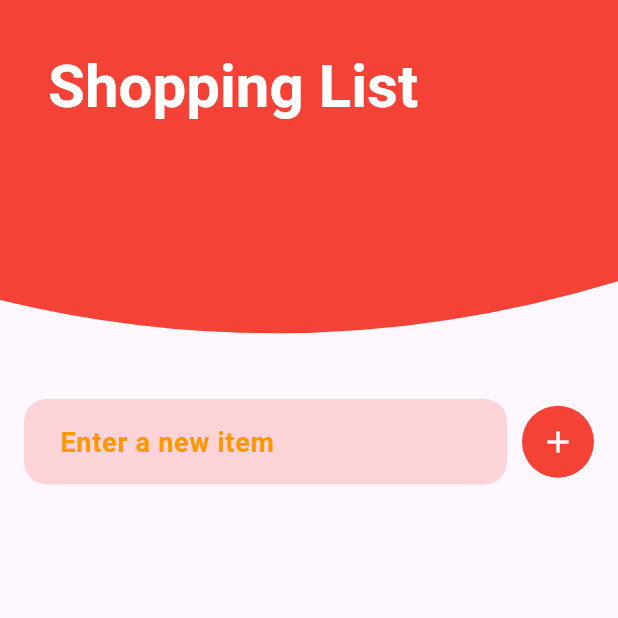
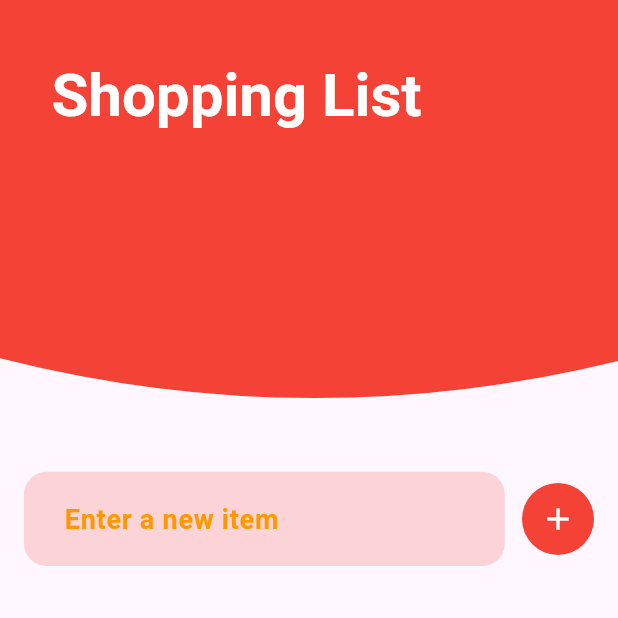
Before and after one commit to ahmedevcode/task_id_03, a Flutter app: the screen it shows after launch, on a phone screen of 412 x 824 dp, the top half of it. Run offline on Flutter 3.47's test engine with Material 3 defaults, Android fonts, the phone set to English and light mode, and no system bars; our stand-ins replace bloc, flutter_bloc, flutter_screenutil, hive, hive_flutter; accounts and stored records are empty.

Commit message:
add screenutil - finish task

```diff
--- a/lib/feature/shopping/presentation/screens/shopping_home.dart
+++ b/lib/feature/shopping/presentation/screens/shopping_home.dart
@@ -1,5 +1,6 @@
 import 'package:flutter/material.dart';
 import 'package:flutter_bloc/flutter_bloc.dart';
+import 'package:flutter_screenutil/flutter_screenutil.dart';
 import 'package:task_id_03/core/style/sytle.dart';
 import 'package:task_id_03/feature/shopping/controller/shopping_cubit.dart';
 import 'package:task_id_03/feature/shopping/presentation/screens/widgets/custom_painter.dart';
@@ -16,18 +17,17 @@ class ShoppingListPage extends StatelessWidget {
       body: Column(
         children: [
           SizedBox(
-            height: 250, // Adjust this as needed
+            height: 250.h,
             child: Stack(
               children: [
                 CustomPaint(
-                  size: const Size(
-                      double.infinity, 250), // Ensure CustomPaint has size
+                  size: const Size(double.infinity, 250),
                   painter: WavePainter(),
                 ),
                 Positioned(
-                  top: 30,
-                  left: 16,
-                  right: 16,
+                  top: 30.h,
+                  left: 16.w,
+                  right: 16.w,
                   child: AppBar(
                     backgroundColor: Colors.transparent,
                     elevation: 0,
@@ -56,17 +56,17 @@ class ShoppingListPage extends StatelessWidget {
                               borderRadius: BorderRadius.circular(15),
                               borderSide: BorderSide.none,
                             ),
-                            contentPadding: const EdgeInsets.symmetric(
-                                horizontal: 20, vertical: 15),
+                            contentPadding: EdgeInsets.symmetric(
+                                horizontal: 20.w, vertical: 15.h),
                           ),
-                          style: const TextStyle(color: Colors.white),
+                          style: const TextStyle(color: Colors.black),
                         ),
                       ),
-                      SizedBox(width: 10),
+                      SizedBox(width: 10.w),
                       // Add button with animation
                       AnimatedContainer(
-                        duration: Duration(milliseconds: 300),
-                        decoration: BoxDecoration(
+                        duration: const Duration(milliseconds: 300),
+                        decoration: const BoxDecoration(
                           shape: BoxShape.circle,
                           color: Colors.red,
                         ),
@@ -85,8 +85,7 @@ class ShoppingListPage extends StatelessWidget {
                       ),
                     ],
                   ),
-                  SizedBox(height: 20),
-                  // Expanded for the list of items
+                  SizedBox(height: 20.h),
                   Expanded(
                     child: BlocBuilder<ShoppingCubit, List<String>>(
                       builder: (context, shoppingList) {
@@ -119,7 +118,7 @@ class ShoppingListPage extends StatelessWidget {
         onDismissed: (direction) {
           context.read<ShoppingCubit>().removeItem(index);
           _listKey.currentState
-              ?.removeItem(index, (context, animation) => SizedBox());
+              ?.removeItem(index, (context, animation) => const SizedBox());
         },
         background: Container(color: Colors.redAccent),
         child: Card(
@@ -129,8 +128,8 @@ class ShoppingListPage extends StatelessWidget {
           ),
           elevation: 5,
           child: ListTile(
-            title: Text(item, style: TextStyle(fontSize: 18)),
-            trailing: Icon(
+            title: Text(item, style: const TextStyle(fontSize: 18)),
+            trailing: const Icon(
               Icons.shopping_cart,
               color: Colors.red,
             ),
--- a/lib/feature/shopping/presentation/screens/widgets/custom_painter.dart
+++ b/lib/feature/shopping/presentation/screens/widgets/custom_painter.dart
@@ -1,4 +1,6 @@
 import 'package:flutter/material.dart';
+import 'package:flutter_screenutil/flutter_screenutil.dart';
+import 'package:task_id_03/feature/shopping/presentation/screens/shopping_home.dart';
 
 class WavePainter extends CustomPainter {
   @override
@@ -8,10 +10,10 @@ class WavePainter extends CustomPainter {
       ..style = PaintingStyle.fill;
 
     final path = Path()
-      ..moveTo(0, size.height * 0.80)
+      ..moveTo(0, size.height * 0.80.h)
       ..quadraticBezierTo(
-          size.width * 0.5, size.height, size.width, size.height * 0.75)
-      ..lineTo(size.width, 0)
+          size.width * 0.5.w, size.height.h, size.width.w, size.height * 0.75.h)
+      ..lineTo(size.width.w, 0)
       ..lineTo(0, 0)
       ..close();
 
--- a/lib/shopping.dart
+++ b/lib/shopping.dart
@@ -1,5 +1,6 @@
 import 'package:flutter/material.dart';
 import 'package:flutter_bloc/flutter_bloc.dart';
+import 'package:flutter_screenutil/flutter_screenutil.dart';
 import 'package:hive/hive.dart';
 import 'package:task_id_03/feature/shopping/controller/shopping_cubit.dart';
 import 'package:task_id_03/feature/shopping/presentation/screens/shopping_home.dart';
@@ -13,7 +14,11 @@ class Shopping extends StatelessWidget {
   // This widget is the root of your application.
   @override
   Widget build(BuildContext context) {
-    return MaterialApp(
+    return ScreenUtilInit(
+      designSize: const Size(360, 690),
+      minTextAdapt: true,
+      splitScreenMode: true,
+      child: MaterialApp(
         debugShowCheckedModeBanner: false,
         theme: ThemeData(
           primarySwatch: Colors.blue,
@@ -25,6 +30,7 @@ class Shopping extends StatelessWidget {
           create: (context) => ShoppingCubit(shoppingBox),
           child: ShoppingListPage(),
         ),
+      ),
     );
   }
 }
--- a/pubspec.yaml
+++ b/pubspec.yaml
@@ -33,6 +33,7 @@ dependencies:
   flutter:
     sdk: flutter
   flutter_bloc: ^8.1.6
+  flutter_screenutil: ^5.9.3
   hive: ^2.2.3
   hive_flutter: ^1.1.0
 
```
Also changed, not shown: pubspec.lock. Lines whose indentation alone changed are shown as unchanged.
